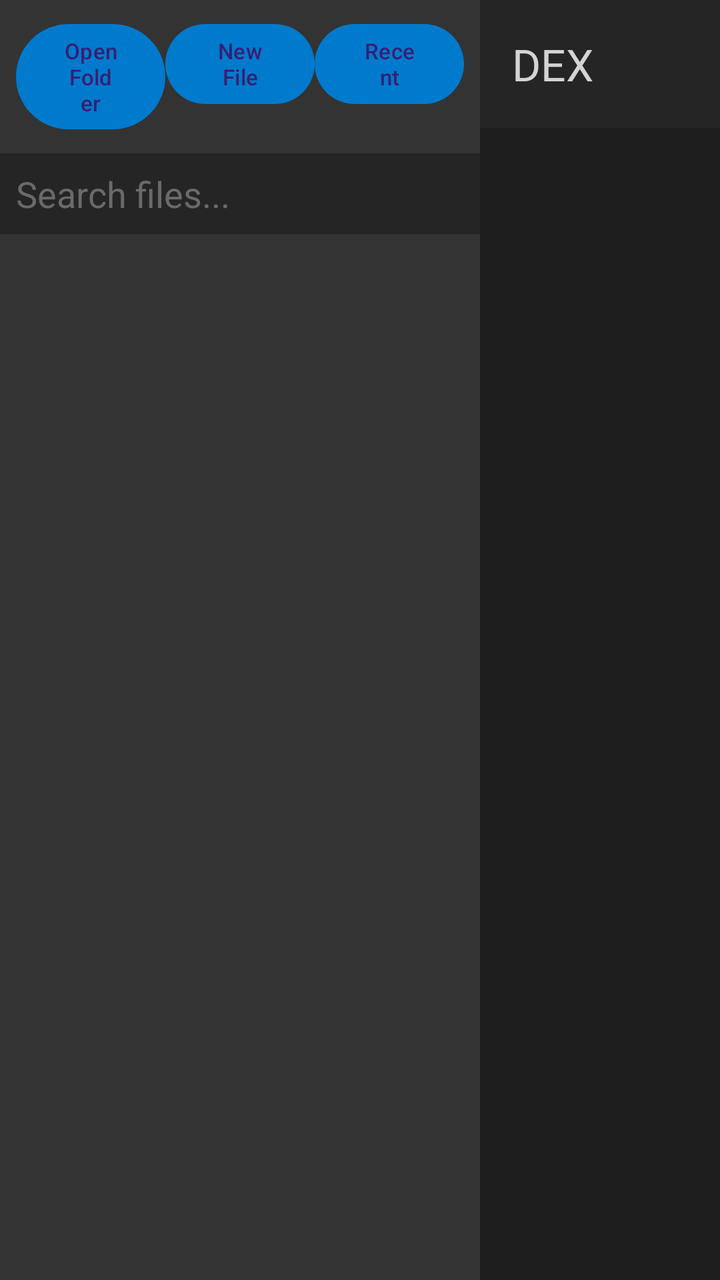
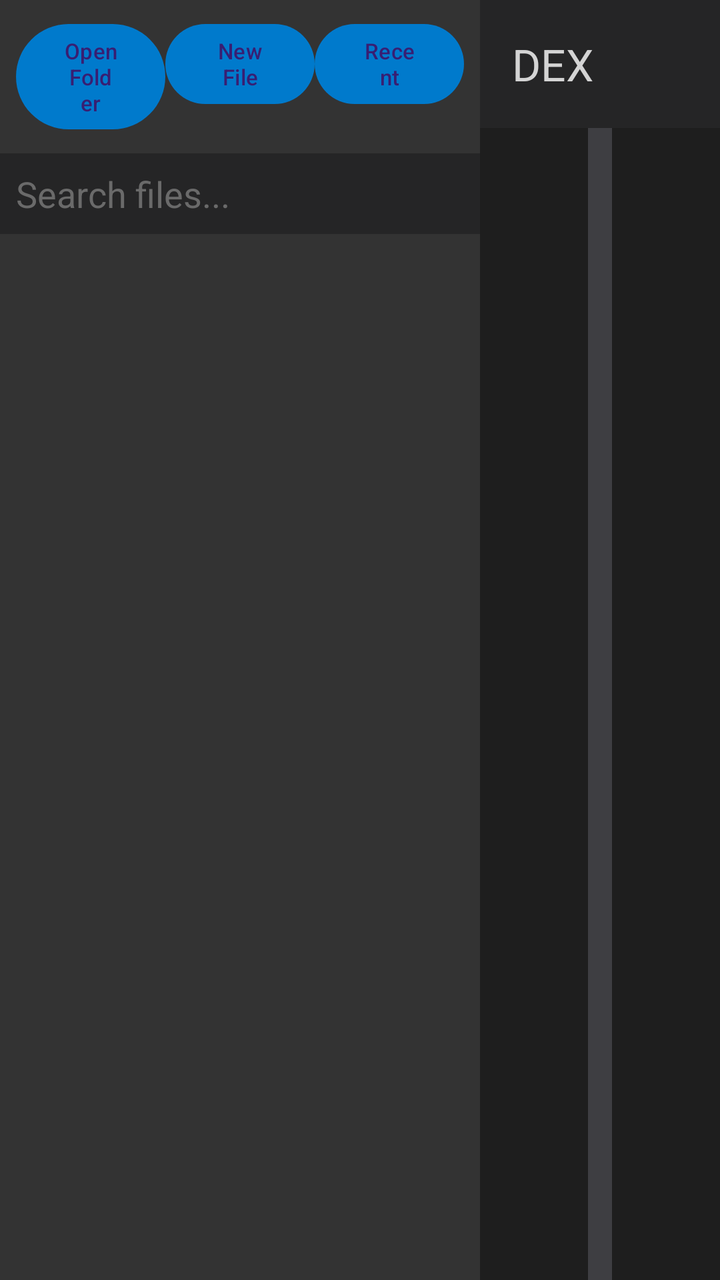

Compare the two renders of this Android layout. The source of the first and the diff that turns it into the second are given below.
<!-- AndroidManifest.xml: application theme Theme.VibeCode -->
<!-- res/layout/activity_main.xml -->
<?xml version="1.0" encoding="utf-8"?>
<LinearLayout xmlns:android="http://schemas.android.com/apk/res/android"
    xmlns:app="http://schemas.android.com/apk/res-auto"
    android:layout_width="match_parent"
    android:layout_height="match_parent"
    android:orientation="horizontal"
    android:background="@color/background">
    <LinearLayout
        android:id="@+id/sidebar"
        android:layout_width="240dp"
        android:layout_height="match_parent"
        android:orientation="vertical"
        android:background="@color/primary_dark">
        <LinearLayout
            android:layout_width="match_parent"
            android:layout_height="wrap_content"
            android:orientation="horizontal"
            android:padding="8dp">
            <Button android:id="@+id/btnOpenFolder" android:layout_width="0dp" android:layout_height="wrap_content" android:layout_weight="1" android:text="@string/open_folder" android:textSize="11sp" />
            <Button android:id="@+id/btnNewFile" android:layout_width="0dp" android:layout_height="wrap_content" android:layout_weight="1" android:text="@string/new_file" android:textSize="11sp" />
            <Button android:id="@+id/btnRecent" android:layout_width="0dp" android:layout_height="wrap_content" android:layout_weight="1" android:text="Recent" android:textSize="11sp" />
        </LinearLayout>
        <EditText
            android:id="@+id/etFileSearch"
            android:layout_width="match_parent"
            android:layout_height="wrap_content"
            android:hint="Search files..."
            android:textColor="@color/text"
            android:textColorHint="@color/text_muted"
            android:background="@color/surface"
            android:padding="8dp" />
        <androidx.recyclerview.widget.RecyclerView
            android:id="@+id/fileRecycler"
            android:layout_width="match_parent"
            android:layout_height="match_parent"
            android:padding="4dp" />
    </LinearLayout>
    <LinearLayout
        android:layout_width="0dp"
        android:layout_height="match_parent"
        android:layout_weight="1"
        android:orientation="vertical">
        <com.google.android.material.appbar.MaterialToolbar
            android:id="@+id/toolbar"
            android:layout_width="match_parent"
            android:layout_height="?attr/actionBarSize"
            android:background="@color/surface"
            app:title="@string/app_name"
            app:titleTextColor="@color/text" />
        <LinearLayout
            android:layout_width="match_parent"
            android:layout_height="0dp"
            android:layout_weight="1"
            android:orientation="horizontal">
            <androidx.fragment.app.FragmentContainerView
                android:id="@+id/editorContainer"
                android:layout_width="0dp"
                android:layout_height="match_parent"
                android:layout_weight="1" />
            <androidx.fragment.app.FragmentContainerView
                android:id="@+id/dexContainer"
                android:layout_width="0dp"
                android:layout_height="match_parent"
                android:layout_weight="1" />
        </LinearLayout>
    </LinearLayout>
</LinearLayout>
<!-- resources referenced by this layout -->
<resources>
  <color name="background">#1e1e1e</color>
  <color name="primary_dark">#333333</color>
  <color name="surface">#252526</color>
  <color name="text">#d4d4d4</color>
  <color name="text_muted">#6a6a6a</color>
  <string name="app_name">DEX</string>
  <string name="new_file">New File</string>
  <string name="open_folder">Open Folder</string>
  <style name="Theme.VibeCode" parent="Theme.Material3.Dark.NoActionBar">
          <item name="colorPrimary">@color/primary</item>
          <item name="colorPrimaryVariant">@color/primary_dark</item>
          <item name="colorAccent">@color/accent</item>
          <item name="android:windowBackground">@color/background</item>
          <item name="android:textColor">@color/text</item>
      </style>
  <color name="primary">#007acc</color>
  <color name="accent">#007acc</color>
</resources>

<!-- the commit's change to res/layout/activity_main.xml (unified diff, before → after) -->
@@ -57,6 +57,13 @@
                 android:layout_width="0dp"
                 android:layout_height="match_parent"
                 android:layout_weight="1" />
+            <View
+                android:id="@+id/splitter"
+                android:layout_width="12dp"
+                android:layout_height="match_parent"
+                android:background="@color/surface_variant"
+                android:clickable="true"
+                android:focusable="true" />
             <androidx.fragment.app.FragmentContainerView
                 android:id="@+id/dexContainer"
                 android:layout_width="0dp"
<!-- resource entries referenced after the edit -->
@@ -3,6 +3,7 @@
   <color name="background">#1e1e1e</color>
   <color name="primary_dark">#333333</color>
   <color name="surface">#252526</color>
+  <color name="surface_variant">#3e3e42</color>
   <color name="text">#d4d4d4</color>
   <color name="text_muted">#6a6a6a</color>
   <string name="app_name">DEX</string>
